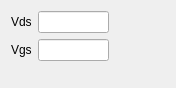
Before: the Qt Designer form PyFANS/UI/UI_VoltageView.ui in zigorrom/PyFANS, drawn with Qt 5.
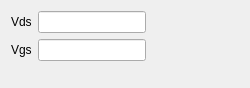
After: the same form once the commit is applied. Custom widgets are drawn as their Qt base class.

Patch:
```diff
--- a/PyFANS/UI/UI_VoltageView.ui
+++ b/PyFANS/UI/UI_VoltageView.ui
@@ -6,10 +6,16 @@
    <rect>
     <x>0</x>
     <y>0</y>
-    <width>176</width>
+    <width>250</width>
     <height>88</height>
    </rect>
   </property>
+  <property name="sizePolicy">
+   <sizepolicy hsizetype="Preferred" vsizetype="Fixed">
+    <horstretch>0</horstretch>
+    <verstretch>0</verstretch>
+   </sizepolicy>
+  </property>
   <property name="windowTitle">
    <string>Voltage View</string>
   </property>
@@ -29,6 +35,12 @@
          </item>
          <item>
           <widget class="QLineEdit" name="ui_drain_source_voltage">
+           <property name="sizePolicy">
+            <sizepolicy hsizetype="Fixed" vsizetype="Fixed">
+             <horstretch>0</horstretch>
+             <verstretch>0</verstretch>
+            </sizepolicy>
+           </property>
            <property name="readOnly">
             <bool>true</bool>
            </property>
@@ -47,6 +59,12 @@
          </item>
          <item>
           <widget class="QLineEdit" name="ui_gate_source_voltage">
+           <property name="sizePolicy">
+            <sizepolicy hsizetype="Fixed" vsizetype="Fixed">
+             <horstretch>0</horstretch>
+             <verstretch>0</verstretch>
+            </sizepolicy>
+           </property>
            <property name="readOnly">
             <bool>true</bool>
            </property>
@@ -58,6 +76,12 @@
      </item>
      <item>
       <widget class="LedWidget" name="ui_status_led" native="true">
+       <property name="sizePolicy">
+        <sizepolicy hsizetype="Expanding" vsizetype="Preferred">
+         <horstretch>0</horstretch>
+         <verstretch>0</verstretch>
+        </sizepolicy>
+       </property>
        <property name="minimumSize">
         <size>
          <width>50</width>
```
Left out of the diff: 2 changed lines with no effect on the pictures.
